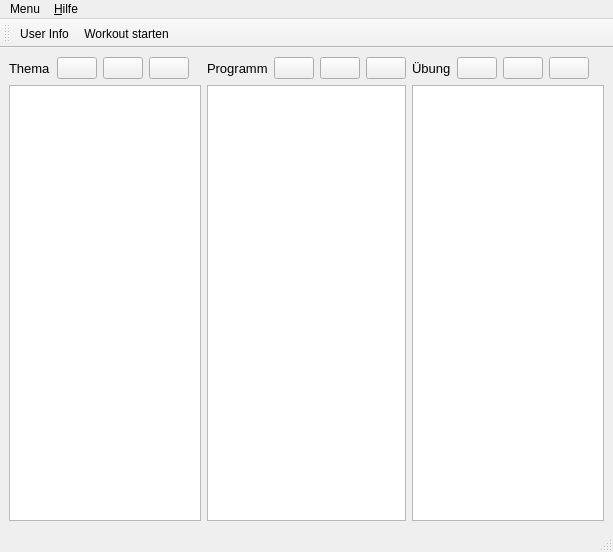
This is speck_weg/ui/main_window.ui in hochstibe/fingertraining as Qt 5 draws it before an edit. The edited form follows.
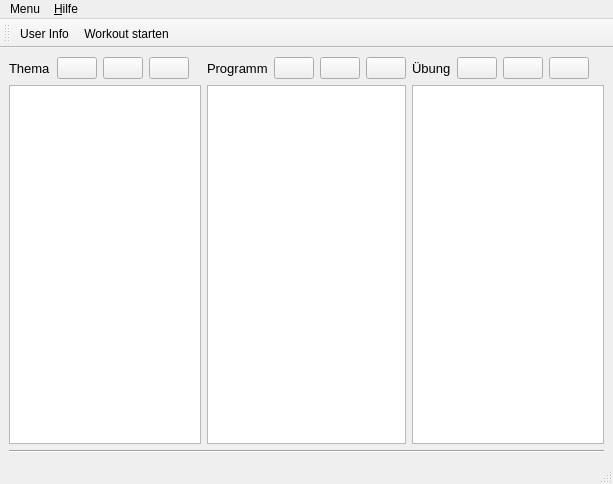
This is the edited form. Icons and pictures are not drawn.

```diff
--- a/speck_weg/ui/main_window.ui
+++ b/speck_weg/ui/main_window.ui
@@ -7,13 +7,15 @@
     <x>0</x>
     <y>0</y>
     <width>613</width>
-    <height>552</height>
+    <height>484</height>
    </rect>
   </property>
   <property name="windowTitle">
    <string>Speck Weg!</string>
   </property>
   <widget class="QWidget" name="centralwidget">
+   <layout class="QVBoxLayout" name="verticalLayout_4">
+    <item>
    <layout class="QHBoxLayout" name="horizontalLayout_4">
     <item>
      <layout class="QVBoxLayout" name="verticalLayout">
@@ -254,6 +256,15 @@
      </layout>
     </item>
    </layout>
+    </item>
+    <item>
+     <widget class="Line" name="line">
+      <property name="orientation">
+       <enum>Qt::Horizontal</enum>
+      </property>
+     </widget>
+    </item>
+   </layout>
   </widget>
   <widget class="QMenuBar" name="menubar">
    <property name="geometry">
```
Left out of the diff: 3 changed lines with no effect on the pictures. Lines whose indentation alone changed are shown as unchanged.
